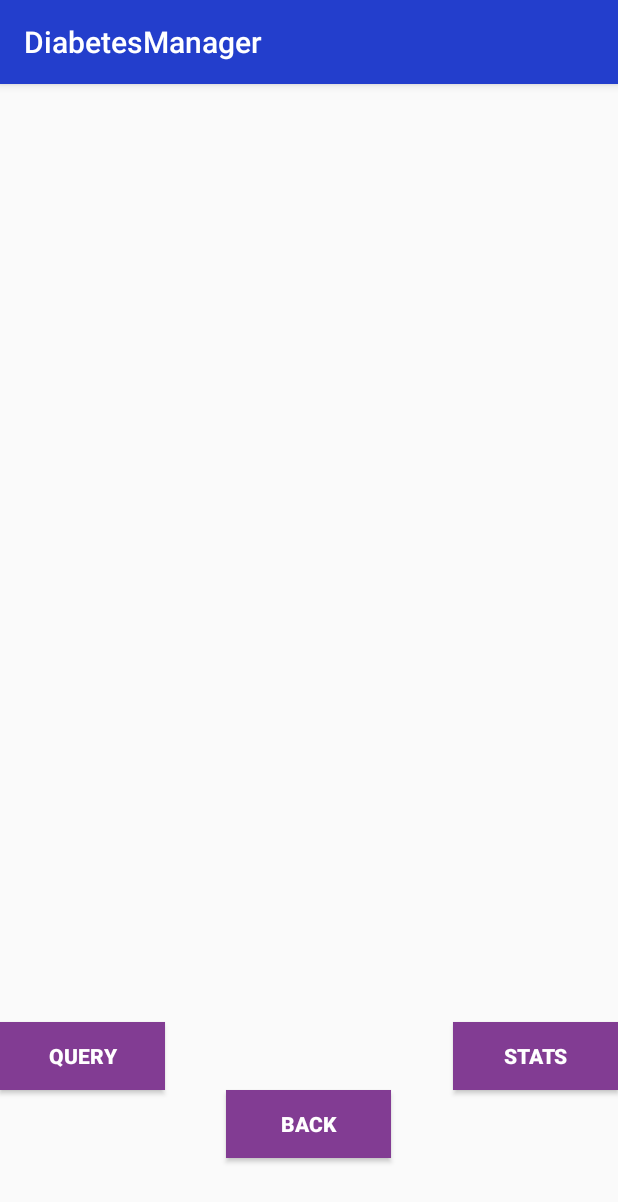
After one commit to mbmcmullen/DiabetesManager, an Android app: the Graph screen opened directly, with no data from a screen before it, on a phone screen of 412 x 824 dp. The commit adds this screen. Shown: the top 1202 px of the screen. Run offline under Robolectric (Android 15) with nearby library versions, the phone set to English and light mode, and no system bars.

Commit message:
init commit for stats

```diff
--- a/app/build.gradle
+++ b/app/build.gradle
@@ -5,7 +5,7 @@ android {
     defaultConfig {
         applicationId "com.example.mcmull27.diabetesmanager"
         minSdkVersion 19
-        targetSdkVersion 25
+        targetSdkVersion 28
         versionCode 1
         versionName "1.0"
         testInstrumentationRunner "android.support.test.runner.AndroidJUnitRunner"
@@ -16,10 +16,12 @@ android {
             proguardFiles getDefaultProguardFile('proguard-android.txt'), 'proguard-rules.pro'
         }
     }
+    productFlavors {
+    }
 }
 
 dependencies {
-    implementation fileTree(dir: 'libs', include: ['*.jar'])
+    implementation fileTree(include: ['*.jar'], dir: 'libs')
     implementation 'com.android.support:appcompat-v7:25.4.0'
     implementation 'com.android.support.constraint:constraint-layout:1.1.2'
     testImplementation 'junit:junit:4.12'
--- /dev/null
+++ b/app/src/main/java/com/example/mcmull27/diabetesmanager/Graph.java
@@ -0,0 +1,42 @@
+package com.example.mcmull27.diabetesmanager;
+
+import android.content.Intent;
+import android.support.v7.app.AppCompatActivity;
+import android.os.Bundle;
+import android.view.View;
+import android.widget.Button;
+
+public class Graph extends AppCompatActivity {
+
+    @Override
+    protected void onCreate(Bundle savedInstanceState) {
+        super.onCreate(savedInstanceState);
+        setContentView(R.layout.activity_graph);
+
+
+
+        //button to go back to main stats screen
+        Button back = (Button) findViewById(R.id.back);
+        back.setOnClickListener(new View.OnClickListener() {
+            @Override
+            public void onClick(View view) {
+                finish();
+            }
+        });
+
+        Button stats = (Button) findViewById(R.id.stats);
+        stats.setOnClickListener(new View.OnClickListener() {
+            @Override
+            public void onClick(View view) {
+                openCalcPage();
+            }
+        });
+    }
+
+    public void openCalcPage()
+    {
+        Intent toCalc = new Intent(this, Calculations.class);
+
+        startActivity(toCalc);
+    }
+}
--- /dev/null
+++ b/app/src/main/res/layout/activity_graph.xml
@@ -0,0 +1,43 @@
+<?xml version="1.0" encoding="utf-8"?>
+<RelativeLayout xmlns:android="http://schemas.android.com/apk/res/android"
+    xmlns:app="http://schemas.android.com/apk/res-auto"
+    xmlns:tools="http://schemas.android.com/tools"
+    android:layout_width="match_parent"
+    android:layout_height="match_parent"
+    tools:context=".Graph">
+
+    <Button
+        android:id="@+id/stats"
+        style="@style/buttonStyle"
+        android:layout_width="wrap_content"
+        android:layout_height="wrap_content"
+        android:layout_alignParentBottom="true"
+        android:layout_alignParentEnd="true"
+        android:layout_marginBottom="97dp"
+        android:text="Stats"
+        tools:layout_editor_absoluteX="275dp"
+        tools:layout_editor_absoluteY="362dp" />
+
+    <Button
+        android:id="@+id/query"
+        style="@style/buttonStyle"
+        android:layout_width="wrap_content"
+        android:layout_height="wrap_content"
+        android:layout_alignParentStart="true"
+        android:layout_alignTop="@+id/stats"
+        android:text="Query"
+        tools:layout_editor_absoluteX="0dp"
+        tools:layout_editor_absoluteY="362dp" />
+
+    <Button
+        android:id="@+id/back"
+        style="@style/buttonStyle"
+        android:layout_width="wrap_content"
+        android:layout_height="wrap_content"
+        android:layout_below="@+id/query"
+        android:layout_centerHorizontal="true"
+        android:text="Back"
+        tools:layout_editor_absoluteX="137dp"
+        tools:layout_editor_absoluteY="422dp" />
+
+</RelativeLayout>
--- a/build.gradle
+++ b/build.gradle
@@ -7,7 +7,7 @@ buildscript {
         jcenter()
     }
     dependencies {
-        classpath 'com.android.tools.build:gradle:3.1.3'
+        classpath 'com.android.tools.build:gradle:3.1.4'
 
         // NOTE: Do not place your application dependencies here; they belong
         // in the individual module build.gradle files
```
Also changed, not shown: app/src/main/AndroidManifest.xml (+14 -12 lines), app/src/main/java/com/example/mcmull27/diabetesmanager/Calculations.java (added, +138 -0 lines), app/src/main/java/com/example/mcmull27/diabetesmanager/DatabaseManager.java (+72 -4 lines), app/src/main/java/com/example/mcmull27/diabetesmanager/StatisticsPage.java (+149 -2 lines), app/src/main/res/layout/activity_calculations.xml (added, +72 -0 lines), app/src/main/res/values/strings.xml (+11 -11 lines).
